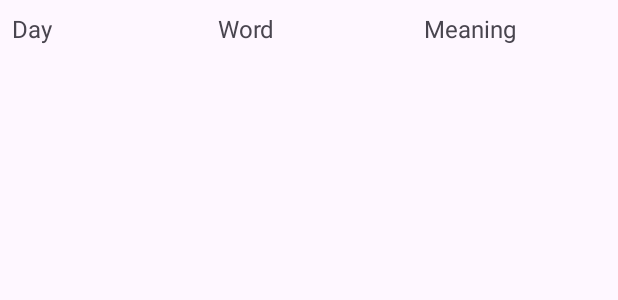
After one commit to JunseoPark123/madcamp_androidproject1, an Android app: the layout item_vocabulary.xml on its own in the app's theme, with its tools: preview values and no code run, on a phone screen of 412 x 824 dp. The commit adds this screen. Shown: the top 300 px of the screen. Run offline under Robolectric (Android 15) with nearby library versions, the phone set to English and light mode, and no system bars.

Commit message:
incorrect word save

```diff
--- /dev/null
+++ b/app/src/main/java/com/example/madcamp_androidproject/VocabularyItem.kt
@@ -0,0 +1,3 @@
+package com.example.madcamp_androidproject
+
+data class VocabularyItem(val day: String, val word: String, val meaning: String)
--- a/app/src/main/res/layout/activity_quiz.xml
+++ b/app/src/main/res/layout/activity_quiz.xml
@@ -81,7 +81,7 @@
             android:layout_width="match_parent"
             android:layout_height="wrap_content"
             android:elevation="20dp"
-            android:text="나만의 단어장"
+            android:text="틀린 단어"
             android:textColor="@android:color/black"
             android:textSize="18sp"
             app:layout_constraintEnd_toEndOf="parent"
--- /dev/null
+++ b/app/src/main/res/layout/item_vocabulary.xml
@@ -0,0 +1,41 @@
+<androidx.constraintlayout.widget.ConstraintLayout xmlns:android="http://schemas.android.com/apk/res/android"
+    android:layout_width="match_parent"
+    android:layout_height="wrap_content"
+    xmlns:app="http://schemas.android.com/apk/res-auto"
+    android:padding="8dp">
+
+    <TextView
+        android:id="@+id/tvDay"
+        android:layout_width="0dp"
+        android:layout_height="wrap_content"
+        android:text="Day"
+        android:textSize="16sp"
+        app:layout_constraintStart_toStartOf="parent"
+        app:layout_constraintTop_toTopOf="parent"
+        app:layout_constraintEnd_toStartOf="@+id/tvWord"
+        android:layout_marginEnd="8dp"/>
+
+    <TextView
+        android:id="@+id/tvWord"
+        android:layout_width="0dp"
+        android:layout_height="wrap_content"
+        android:text="Word"
+        android:textSize="16sp"
+        app:layout_constraintStart_toEndOf="@+id/tvDay"
+        app:layout_constraintEnd_toStartOf="@+id/tvMeaning"
+        app:layout_constraintTop_toTopOf="parent"
+        android:layout_marginStart="8dp"
+        android:layout_marginEnd="8dp"/>
+
+    <TextView
+        android:id="@+id/tvMeaning"
+        android:layout_width="0dp"
+        android:layout_height="wrap_content"
+        android:text="Meaning"
+        android:textSize="16sp"
+        app:layout_constraintStart_toEndOf="@+id/tvWord"
+        app:layout_constraintEnd_toEndOf="parent"
+        app:layout_constraintTop_toTopOf="parent"
+        android:layout_marginStart="8dp"/>
+
+</androidx.constraintlayout.widget.ConstraintLayout>
```
Also changed, not shown: app/src/main/java/com/example/madcamp_androidproject/MyVocaActivity.kt (+63 -1 lines), app/src/main/java/com/example/madcamp_androidproject/QuizActivity.kt (+6 -3 lines), app/src/main/java/com/example/madcamp_androidproject/QuizQuestionActivity.kt (+21 -3 lines), app/src/main/java/com/example/madcamp_androidproject/VocabularyAdapter.kt (added, +34 -0 lines), app/src/main/res/layout/activity_my_voca.xml (+36 -2 lines).
